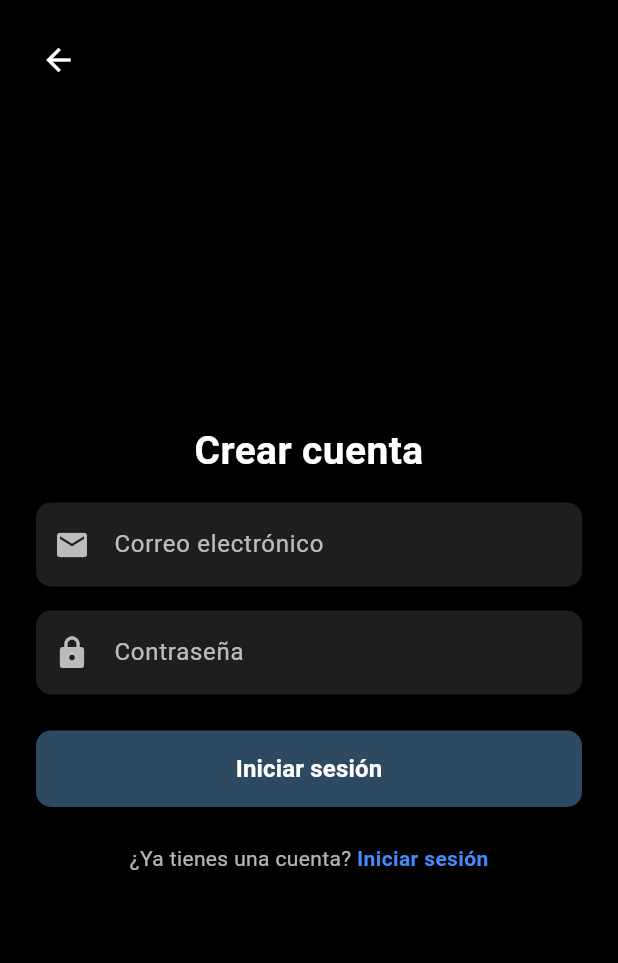
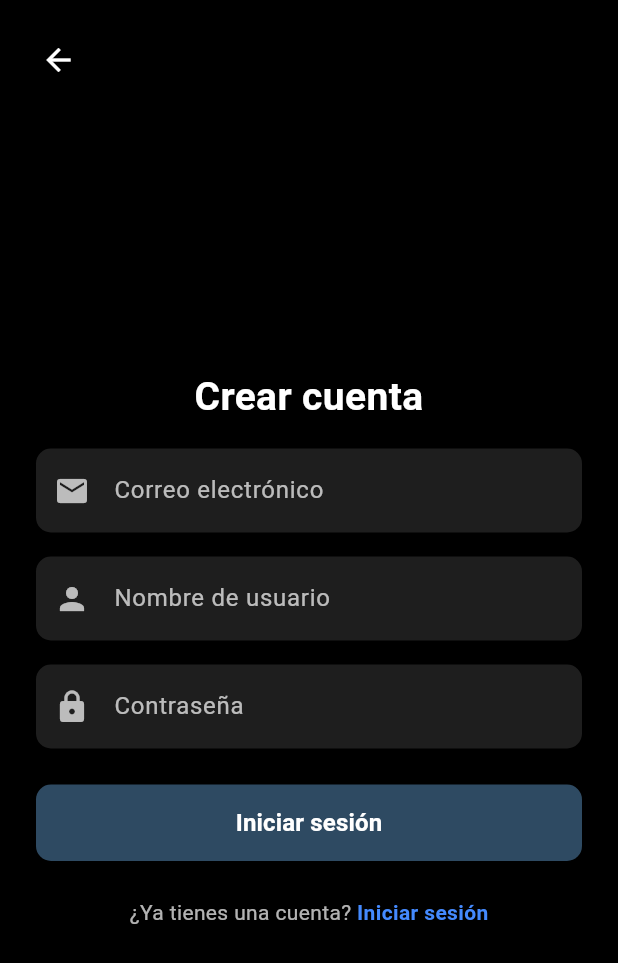
Before and after one commit to JoaquinRouge/Proyecto-TP3, a Flutter app: the RegisterScreen screen opened by its route, on a phone screen of 412 x 824 dp. Shown: the top 963 px of the screen. Run offline on Flutter 3.47's test engine with Material 3 defaults, Android fonts, the light colour scheme and no system bars; our stand-ins replace cloud_firestore, firebase_auth, firebase_core, flutter_dotenv, flutter_riverpod, go_router and 1 more; accounts and stored records are empty; network calls fail.

Commit message:
creacion de registro para almacenar el username cuando se registra un usuario

```diff
--- a/lib/presentation/screens/profile_screen.dart
+++ b/lib/presentation/screens/profile_screen.dart
@@ -2,6 +2,7 @@ import 'package:flutter/material.dart';
 import 'package:go_router/go_router.dart';
 import 'package:proyecto_tp3/core/components/app_bar.dart';
 import 'package:proyecto_tp3/core/components/bottom_bar.dart';
+import 'package:proyecto_tp3/services/firebase_auth_service.dart';
 
 class ProfileScreen extends StatelessWidget {
   const ProfileScreen({super.key});
@@ -81,6 +82,7 @@ class ProfileScreen extends StatelessWidget {
                 SizedBox(height: 20),
                 ElevatedButton(
                   onPressed: () {
+                    FirebaseAuthService().logout();
                     context.go('/login');
                   },
                   style: ButtonStyle(
--- a/lib/presentation/screens/register_screen.dart
+++ b/lib/presentation/screens/register_screen.dart
@@ -9,6 +9,7 @@ class RegisterScreen extends ConsumerWidget {
   @override
   Widget build(BuildContext context, WidgetRef ref) {
     final emailController = TextEditingController();
+    final usernameController = TextEditingController();
     final passwordController = TextEditingController();
     final authState = ref.watch(authControllerProvider);
 
@@ -81,6 +82,28 @@ class RegisterScreen extends ConsumerWidget {
 
                     const SizedBox(height: 16),
 
+                    //Username
+                    TextField(
+                      controller: usernameController,
+                      style: const TextStyle(color: Colors.white),
+                      decoration: InputDecoration(
+                        hintText: 'Nombre de usuario',
+                        hintStyle: const TextStyle(color: Colors.white70),
+                        prefixIcon: const Icon(
+                          Icons.person,
+                          color: Colors.white70,
+                        ),
+                        filled: true,
+                        fillColor: const Color(0xFF1E1E1E),
+                        border: OutlineInputBorder(
+                          borderRadius: BorderRadius.circular(10),
+                          borderSide: BorderSide.none,
+                        ),
+                      ),
+                    ),
+
+                    const SizedBox(height: 16),
+
                     // Contraseña
                     TextField(
                       controller: passwordController,
@@ -109,10 +132,29 @@ class RegisterScreen extends ConsumerWidget {
                       onPressed: authState.isLoading
                           ? null
                           : () {
+                              final email = emailController.text.trim();
+                              final username = usernameController.text.trim();
+                              final password = passwordController.text.trim();
+
+                              if (email.isEmpty ||
+                                  username.isEmpty ||
+                                  password.isEmpty) {
+                                ScaffoldMessenger.of(context).showSnackBar(
+                                  const SnackBar(
+                                    content: Text(
+                                      'Por favor, completa todos los campos.',
+                                    ),
+                                    backgroundColor: Colors.red,
+                                  ),
+                                );
+                                return;
+                              }
+
                               ref
                                   .read(authControllerProvider.notifier)
                                   .register(
                                     emailController.text,
+                                    usernameController.text,
                                     passwordController.text,
                                   );
                             },
--- a/lib/provider/auth_provider.dart
+++ b/lib/provider/auth_provider.dart
@@ -33,10 +33,10 @@ class AuthController extends StateNotifier<AsyncValue<User?>> {
     }
   }
 
-  Future<void> register(String email, String password) async {
+  Future<void> register(String email, String username, String password) async {
     state = const AsyncValue.loading();
     try {
-      final user = await _repo.register(email, password);
+      final user = await _repo.register(email,username, password);
       state = AsyncValue.data(user);
     } on FirebaseAuthException catch (e) {
       state = AsyncValue.error(e.message ?? 'Error de registro', StackTrace.current);
--- a/lib/repository/auth_repository.dart
+++ b/lib/repository/auth_repository.dart
@@ -9,8 +9,8 @@ class AuthRepository {
   Future<User?> login(String email, String password) =>
       _firebaseAuthService.login(email, password);
 
-  Future<User?> register(String email, String password) =>
-      _firebaseAuthService.register(email, password);
+  Future<User?> register(String email, String username, String password) =>
+      _firebaseAuthService.register(email, username, password);
 
   Future<void> logout() => _firebaseAuthService.logout();
 
```
Also changed, not shown: lib/presentation/screens/home_screen.dart (+8 -9 lines), lib/presentation/screens/login_screen.dart (+15 -0 lines), lib/services/firebase_auth_service.dart (+12 -1 lines).
